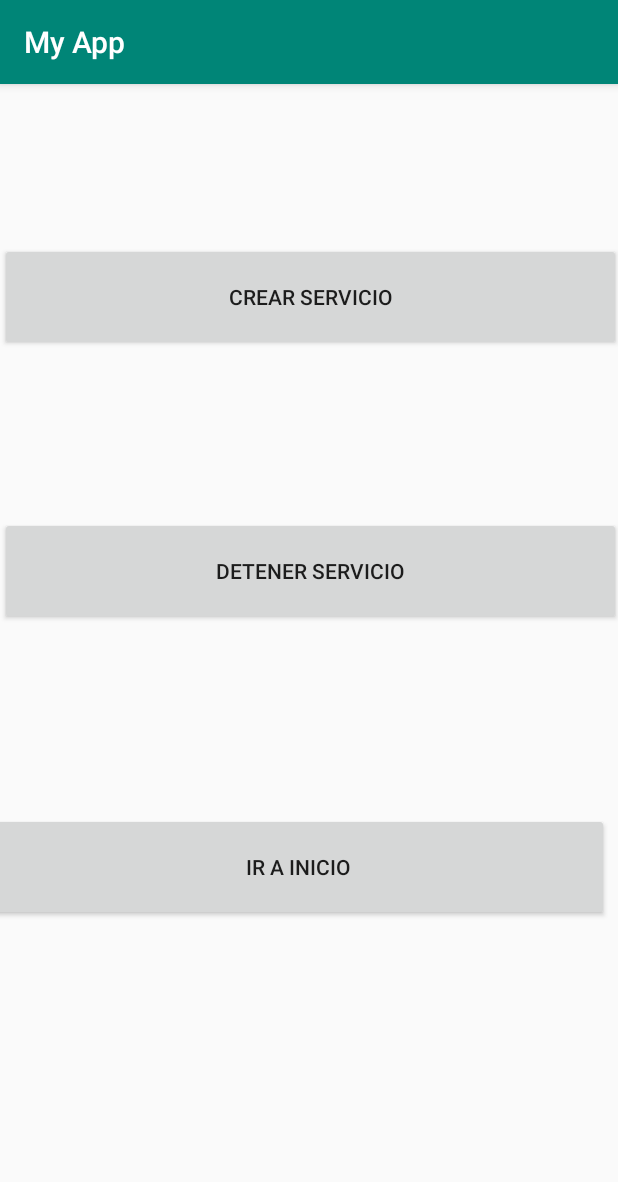
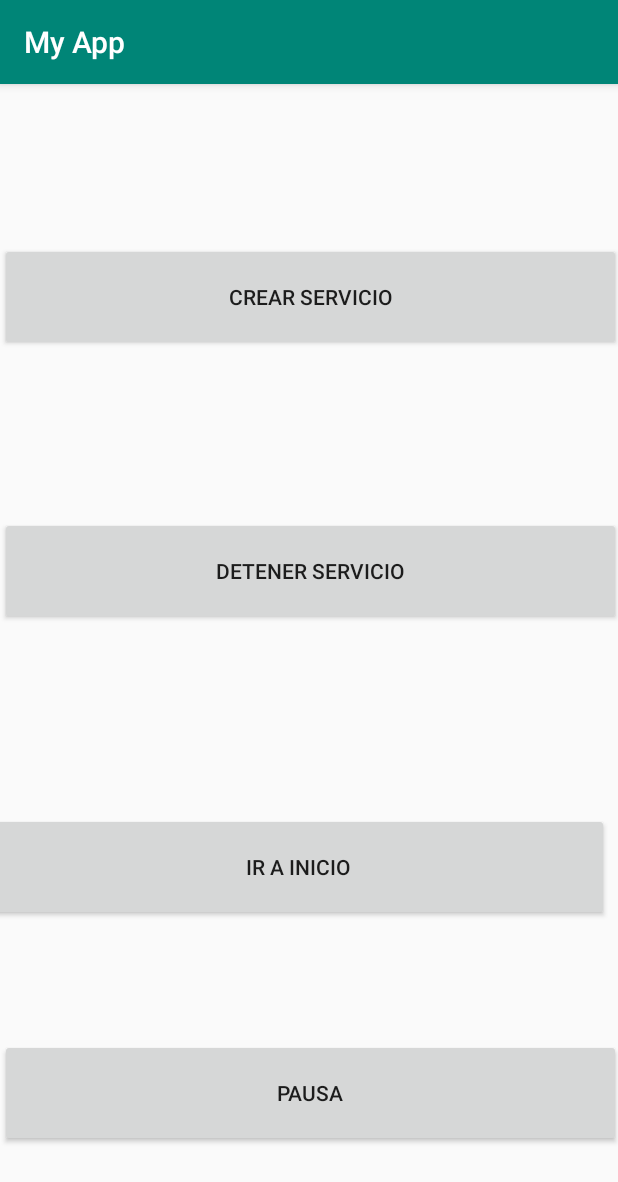
Before and after one commit to EBGEster/ProgMultimediayM-viles, an Android app: the Activity3 screen opened directly, with no data from a screen before it, on a phone screen of 412 x 824 dp. Shown: the top 1182 px of the screen. Run offline under Robolectric (Android 15) with nearby library versions, the phone set to English and light mode, and no system bars.

Commit message:
Activity3 con musica

```diff
--- a/app/src/main/java/com/example/myapp/Activity3.java
+++ b/app/src/main/java/com/example/myapp/Activity3.java
@@ -2,13 +2,88 @@ package com.example.myapp;
 
 import androidx.appcompat.app.AppCompatActivity;
 
+import android.content.Intent;
+import android.media.MediaPlayer;
+import android.os.AsyncTask;
 import android.os.Bundle;
+import android.view.View;
+import android.widget.Button;
 
 public class Activity3 extends AppCompatActivity {
+
+    private class AsyncTaskRunner extends AsyncTask<String, String, String> {
+
+        private MediaPlayer player;
+        private int playerPos;
+
+        public AsyncTaskRunner(MediaPlayer player) {
+            super();
+            this.player = player;
+        }
+
+        @Override
+        protected String doInBackground(String... params) {
+            try {
+                playerPos = player.getCurrentPosition();
+                player.pause();
+                Thread.sleep(15000);
+            } catch (InterruptedException e) {
+                e.printStackTrace();
+            } catch (Exception e) {
+                e.printStackTrace();
+            }
+            return "";
+        }
+
+
+        @Override
+        protected void onPostExecute(String result) {
+            player.seekTo(playerPos);
+            player.start();
+        }
+
+
+        @Override
+        protected void onPreExecute() {
+        }
+
+
+        @Override
+        protected void onProgressUpdate(String... text) {
+        }
+    }
+
+    private ButtonStartActivityListener buttonVolverInicioListener = new ButtonStartActivityListener(MainActivity.class, this);
 
     @Override
     protected void onCreate(Bundle savedInstanceState) {
         super.onCreate(savedInstanceState);
         setContentView(R.layout.activity_3);
+
+        Button buttonCrearServicio = findViewById(R.id.crear_Servicio);
+        buttonCrearServicio.setOnClickListener(new View.OnClickListener() {
+            public void onClick(View v) {
+                startService(new Intent(Activity3.this, MiServicio.class));
+            }
+        });
+
+        Button buttonDetenerServicio = findViewById(R.id.detener_servicio);
+        buttonDetenerServicio.setOnClickListener(new View.OnClickListener() {
+            public void onClick(View v) {
+                stopService(new Intent(Activity3.this, MiServicio.class));
+            }
+        });
+
+        Button buttonVolverInicio = findViewById(R.id.volver_main);
+        buttonVolverInicio.setOnClickListener(buttonVolverInicioListener);
+
+        Button buttonPausarServicio = findViewById(R.id.pausa);
+        buttonPausarServicio.setOnClickListener(new View.OnClickListener() {
+            public void onClick(View v) {
+                MediaPlayer player = MiServicio.getPlayer();
+                if (player != null)
+                    new AsyncTaskRunner(player);
+            }
+        });
     }
 }
--- a/app/src/main/res/layout/activity_3.xml
+++ b/app/src/main/res/layout/activity_3.xml
@@ -17,6 +17,18 @@
         app:layout_constraintEnd_toEndOf="parent"
         app:layout_constraintStart_toStartOf="parent"
         app:layout_constraintTop_toTopOf="parent" />
+
+    <Button
+        android:id="@+id/pausa"
+        android:layout_width="414dp"
+        android:layout_height="72dp"
+        android:layout_marginTop="79dp"
+        android:layout_marginBottom="60dp"
+        android:text="@string/pausa"
+        app:layout_constraintBottom_toBottomOf="parent"
+        app:layout_constraintEnd_toEndOf="parent"
+        app:layout_constraintStart_toStartOf="parent"
+        app:layout_constraintTop_toBottomOf="@+id/volver_main" />
 
     <Button
         android:id="@+id/detener_servicio"
--- a/app/src/main/res/values/strings.xml
+++ b/app/src/main/res/values/strings.xml
@@ -13,4 +13,5 @@
     <string name="crear_servicio">CREAR SERVICIO</string>
     <string name="detener_servicio">DETENER SERVICIO</string>
     <string name="volver_main">IR A INICIO</string>
+    <string name="pausa">PAUSA</string>
 </resources>
```
Also changed, not shown: app/src/main/java/com/example/myapp/MiServicio.java (+6 -2 lines), 1 other file.
